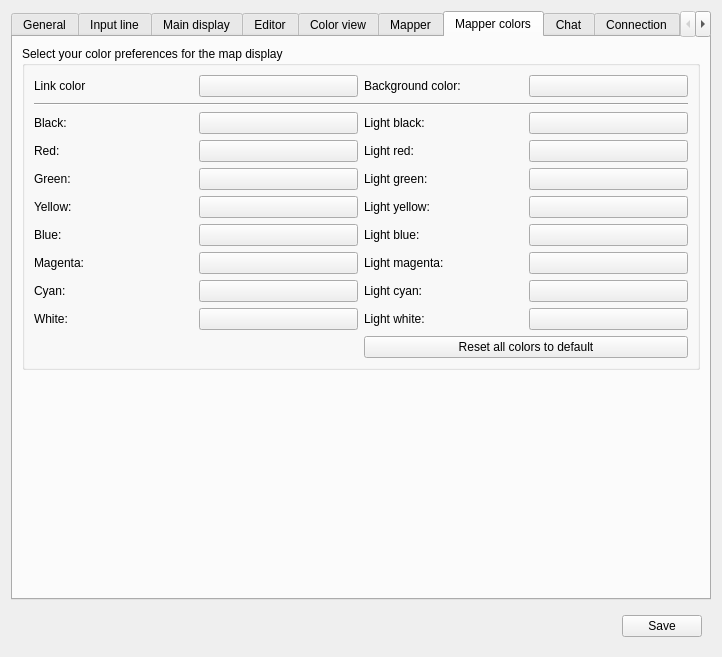
The window that src/ui/profile_preferences.ui (Mudlet/Mudlet) describes before a commit, drawn with Qt 5.
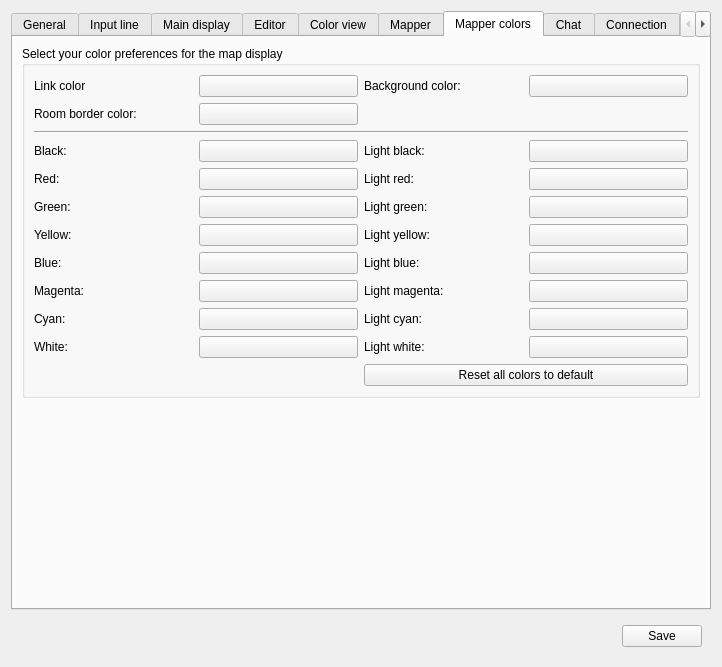
The same window after the commit. The open tabs and pages were chosen to show the change. Icons and pictures are not drawn. Custom widgets are drawn as their Qt base class.

Commit message: add option to draw room borders

```diff
--- a/src/ui/profile_preferences.ui
+++ b/src/ui/profile_preferences.ui
@@ -6,8 +6,8 @@
    <rect>
     <x>0</x>
     <y>0</y>
-    <width>700</width>
-    <height>501</height>
+    <width>718</width>
+    <height>667</height>
    </rect>
   </property>
   <property name="sizePolicy">
@@ -2182,6 +2182,20 @@
           <string>Select your color preferences for the map display</string>
          </property>
          <layout class="QGridLayout" name="gridLayout_groupBox_mapperColors">
+          <item row="5" column="2">
+           <widget class="QLabel" name="label_51">
+            <property name="text">
+             <string>Light green:</string>
+            </property>
+           </widget>
+          </item>
+          <item row="3" column="2">
+           <widget class="QLabel" name="label_49">
+            <property name="text">
+             <string>Light black:</string>
+            </property>
+           </widget>
+          </item>
           <item row="0" column="0">
            <widget class="QLabel" name="label_39">
             <property name="text">
@@ -2189,13 +2203,71 @@
             </property>
            </widget>
           </item>
-          <item row="0" column="1">
-           <widget class="QPushButton" name="pushButton_foreground_color_2">
+          <item row="9" column="1">
+           <widget class="QPushButton" name="pushButton_cyan_2">
             <property name="autoFillBackground">
              <bool>true</bool>
             </property>
-            <property name="styleSheet">
-             <string notr="true"/>
+            <property name="text">
+             <string/>
+            </property>
+           </widget>
+          </item>
+          <item row="10" column="2">
+           <widget class="QLabel" name="label_56">
+            <property name="text">
+             <string>Light white:</string>
+            </property>
+           </widget>
+          </item>
+          <item row="8" column="1">
+           <widget class="QPushButton" name="pushButton_magenta_2">
+            <property name="autoFillBackground">
+             <bool>true</bool>
+            </property>
+            <property name="text">
+             <string/>
+            </property>
+           </widget>
+          </item>
+          <item row="8" column="0">
+           <widget class="QLabel" name="label_45">
+            <property name="text">
+             <string>Magenta:</string>
+            </property>
+           </widget>
+          </item>
+          <item row="8" column="2">
+           <widget class="QLabel" name="label_54">
+            <property name="text">
+             <string>Light magenta:</string>
+            </property>
+           </widget>
+          </item>
+          <item row="3" column="3">
+           <widget class="QPushButton" name="pushButton_Lblack_2">
+            <property name="autoFillBackground">
+             <bool>true</bool>
+            </property>
+            <property name="text">
+             <string/>
+            </property>
+           </widget>
+          </item>
+          <item row="8" column="3">
+           <widget class="QPushButton" name="pushButton_Lmagenta_2">
+            <property name="autoFillBackground">
+             <bool>true</bool>
+            </property>
+            <property name="text">
+             <string/>
+            </property>
+           </widget>
+          </item>
+          <item row="5" column="3">
+           <widget class="QPushButton" name="pushButton_Lgreen_2">
+            <property name="autoFillBackground">
+             <bool>true</bool>
             </property>
             <property name="text">
              <string/>
@@ -2209,6 +2281,26 @@
             </property>
            </widget>
           </item>
+          <item row="6" column="3">
+           <widget class="QPushButton" name="pushButton_Lyellow_2">
+            <property name="autoFillBackground">
+             <bool>true</bool>
+            </property>
+            <property name="text">
+             <string/>
+            </property>
+           </widget>
+          </item>
+          <item row="6" column="1">
+           <widget class="QPushButton" name="pushButton_yellow_2">
+            <property name="autoFillBackground">
+             <bool>true</bool>
+            </property>
+            <property name="text">
+             <string/>
+            </property>
+           </widget>
+          </item>
           <item row="0" column="3">
            <widget class="QPushButton" name="pushButton_background_color_2">
             <property name="autoFillBackground">
@@ -2219,21 +2311,7 @@
             </property>
            </widget>
           </item>
-          <item row="1" column="0" colspan="4">
-           <widget class="Line" name="line_mapperColorsSeparator">
-            <property name="orientation">
-             <enum>Qt::Horizontal</enum>
-            </property>
-           </widget>
-          </item>
-          <item row="2" column="0">
-           <widget class="QLabel" name="label_17">
-            <property name="text">
-             <string>Black:</string>
-            </property>
-           </widget>
-          </item>
-          <item row="2" column="1">
+          <item row="3" column="1">
            <widget class="QPushButton" name="pushButton_black_2">
             <property name="autoFillBackground">
              <bool>true</bool>
@@ -2243,15 +2321,8 @@
             </property>
            </widget>
           </item>
-          <item row="2" column="2">
-           <widget class="QLabel" name="label_49">
-            <property name="text">
-             <string>Light black:</string>
-            </property>
-           </widget>
-          </item>
-          <item row="2" column="3">
-           <widget class="QPushButton" name="pushButton_Lblack_2">
+          <item row="7" column="1">
+           <widget class="QPushButton" name="pushButton_blue_2">
             <property name="autoFillBackground">
              <bool>true</bool>
             </property>
@@ -2260,49 +2331,8 @@
             </property>
            </widget>
           </item>
-          <item row="3" column="0">
-           <widget class="QLabel" name="label_42">
-            <property name="text">
-             <string>Red:</string>
-            </property>
-           </widget>
-          </item>
-          <item row="3" column="1">
-           <widget class="QPushButton" name="pushButton_red_2">
-            <property name="autoFillBackground">
-             <bool>true</bool>
-            </property>
-            <property name="text">
-             <string/>
-            </property>
-           </widget>
-          </item>
-          <item row="3" column="2">
-           <widget class="QLabel" name="label_50">
-            <property name="text">
-             <string>Light red:</string>
-            </property>
-           </widget>
-          </item>
-          <item row="3" column="3">
-           <widget class="QPushButton" name="pushButton_Lred_2">
-            <property name="autoFillBackground">
-             <bool>true</bool>
-            </property>
-            <property name="text">
-             <string/>
-            </property>
-           </widget>
-          </item>
-          <item row="4" column="0">
-           <widget class="QLabel" name="label_43">
-            <property name="text">
-             <string>Green:</string>
-            </property>
-           </widget>
-          </item>
           <item row="4" column="1">
-           <widget class="QPushButton" name="pushButton_green_2">
+           <widget class="QPushButton" name="pushButton_red_2">
             <property name="autoFillBackground">
              <bool>true</bool>
             </property>
@@ -2311,15 +2341,62 @@
             </property>
            </widget>
           </item>
-          <item row="4" column="2">
-           <widget class="QLabel" name="label_51">
+          <item row="10" column="1">
+           <widget class="QPushButton" name="pushButton_white_2">
+            <property name="autoFillBackground">
+             <bool>true</bool>
+            </property>
             <property name="text">
-             <string>Light green:</string>
+             <string/>
+            </property>
+           </widget>
+          </item>
+          <item row="2" column="0" colspan="4">
+           <widget class="Line" name="line_mapperColorsSeparator">
+            <property name="orientation">
+             <enum>Qt::Horizontal</enum>
+            </property>
+           </widget>
+          </item>
+          <item row="10" column="3">
+           <widget class="QPushButton" name="pushButton_Lwhite_2">
+            <property name="autoFillBackground">
+             <bool>true</bool>
+            </property>
+            <property name="text">
+             <string/>
+            </property>
+           </widget>
+          </item>
+          <item row="3" column="0">
+           <widget class="QLabel" name="label_17">
+            <property name="text">
+             <string>Black:</string>
+            </property>
+           </widget>
+          </item>
+          <item row="7" column="3">
+           <widget class="QPushButton" name="pushButton_Lblue_2">
+            <property name="autoFillBackground">
+             <bool>true</bool>
+            </property>
+            <property name="text">
+             <string/>
+            </property>
+           </widget>
+          </item>
+          <item row="9" column="3">
+           <widget class="QPushButton" name="pushButton_Lcyan_2">
+            <property name="autoFillBackground">
+             <bool>true</bool>
+            </property>
+            <property name="text">
+             <string/>
             </property>
            </widget>
           </item>
           <item row="4" column="3">
-           <widget class="QPushButton" name="pushButton_Lgreen_2">
+           <widget class="QPushButton" name="pushButton_Lred_2">
             <property name="autoFillBackground">
              <bool>true</bool>
             </property>
@@ -2328,134 +2405,29 @@
             </property>
            </widget>
           </item>
-          <item row="5" column="0">
-           <widget class="QLabel" name="label_48">
-            <property name="text">
-             <string>Yellow:</string>
-            </property>
-           </widget>
-          </item>
-          <item row="5" column="1">
-           <widget class="QPushButton" name="pushButton_yellow_2">
-            <property name="autoFillBackground">
-             <bool>true</bool>
-            </property>
-            <property name="text">
-             <string/>
-            </property>
-           </widget>
-          </item>
-          <item row="5" column="2">
-           <widget class="QLabel" name="label_52">
-            <property name="text">
-             <string>Light yellow:</string>
-            </property>
-           </widget>
-          </item>
-          <item row="5" column="3">
-           <widget class="QPushButton" name="pushButton_Lyellow_2">
-            <property name="autoFillBackground">
-             <bool>true</bool>
-            </property>
-            <property name="text">
-             <string/>
-            </property>
-           </widget>
-          </item>
-          <item row="6" column="0">
-           <widget class="QLabel" name="label_44">
-            <property name="text">
-             <string>Blue:</string>
-            </property>
-           </widget>
-          </item>
-          <item row="6" column="1">
-           <widget class="QPushButton" name="pushButton_blue_2">
-            <property name="autoFillBackground">
-             <bool>true</bool>
-            </property>
-            <property name="text">
-             <string/>
-            </property>
-           </widget>
-          </item>
-          <item row="6" column="2">
+          <item row="7" column="2">
            <widget class="QLabel" name="label_53">
             <property name="text">
              <string>Light blue:</string>
             </property>
            </widget>
           </item>
-          <item row="6" column="3">
-           <widget class="QPushButton" name="pushButton_Lblue_2">
-            <property name="autoFillBackground">
-             <bool>true</bool>
-            </property>
-            <property name="text">
-             <string/>
-            </property>
-           </widget>
-          </item>
-          <item row="7" column="0">
-           <widget class="QLabel" name="label_45">
-            <property name="text">
-             <string>Magenta:</string>
-            </property>
-           </widget>
-          </item>
-          <item row="7" column="1">
-           <widget class="QPushButton" name="pushButton_magenta_2">
-            <property name="autoFillBackground">
-             <bool>true</bool>
-            </property>
-            <property name="text">
-             <string/>
-            </property>
-           </widget>
-          </item>
-          <item row="7" column="2">
-           <widget class="QLabel" name="label_54">
-            <property name="text">
-             <string>Light magenta:</string>
-            </property>
-           </widget>
-          </item>
-          <item row="7" column="3">
-           <widget class="QPushButton" name="pushButton_Lmagenta_2">
-            <property name="autoFillBackground">
-             <bool>true</bool>
-            </property>
-            <property name="text">
-             <string/>
-            </property>
-           </widget>
-          </item>
-          <item row="8" column="0">
-           <widget class="QLabel" name="label_46">
-            <property name="text">
-             <string>Cyan:</string>
-            </property>
-           </widget>
-          </item>
-          <item row="8" column="1">
-           <widget class="QPushButton" name="pushButton_cyan_2">
-            <property name="autoFillBackground">
-             <bool>true</bool>
-            </property>
-            <property name="text">
-             <string/>
-            </property>
-           </widget>
-          </item>
-          <item row="8" column="2">
+          <item row="9" column="2">
            <widget class="QLabel" name="label_55">
             <property name="text">
              <string>Light cyan:</string>
             </property>
            </widget>
           </item>
-          <item row="8" column="3">
-           <widget class="QPushButton" name="pushButton_Lcyan_2">
+          <item row="4" column="2">
+           <widget class="QLabel" name="label_50">
+            <property name="text">
+             <string>Light red:</string>
+            </property>
+           </widget>
+          </item>
+          <item row="5" column="1">
+           <widget class="QPushButton" name="pushButton_green_2">
             <property name="autoFillBackground">
              <bool>true</bool>
             </property>
@@ -2464,47 +2436,92 @@
             </property>
            </widget>
           </item>
-          <item row="9" column="0">
+          <item row="7" column="0">
+           <widget class="QLabel" name="label_44">
+            <property name="text">
+             <string>Blue:</string>
+            </property>
+           </widget>
+          </item>
+          <item row="10" column="0">
            <widget class="QLabel" name="label_47">
             <property name="text">
              <string>White:</string>
             </property>
            </widget>
           </item>
-          <item row="9" column="1">
-           <widget class="QPushButton" name="pushButton_white_2">
-            <property name="autoFillBackground">
-             <bool>true</bool>
-            </property>
+          <item row="4" column="0">
+           <widget class="QLabel" name="label_42">
             <property name="text">
-             <string/>
+             <string>Red:</string>
             </property>
            </widget>
           </item>
-          <item row="9" column="2">
-           <widget class="QLabel" name="label_56">
-            <property name="text">
-             <string>Light white:</string>
-            </property>
-           </widget>
-          </item>
-          <item row="9" column="3">
-           <widget class="QPushButton" name="pushButton_Lwhite_2">
-            <property name="autoFillBackground">
-             <bool>true</bool>
-            </property>
-            <property name="text">
-             <string/>
-            </property>
-           </widget>
-          </item>
-          <item row="10" column="2" colspan="2">
+          <item row="11" column="2" colspan="2">
            <widget class="QPushButton" name="reset_colors_button_2">
             <property name="text">
              <string>Reset all colors to default</string>
             </property>
            </widget>
           </item>
+          <item row="9" column="0">
+           <widget class="QLabel" name="label_46">
+            <property name="text">
+             <string>Cyan:</string>
+            </property>
+           </widget>
+          </item>
+          <item row="0" column="1">
+           <widget class="QPushButton" name="pushButton_foreground_color_2">
+            <property name="autoFillBackground">
+             <bool>true</bool>
+            </property>
+            <property name="styleSheet">
+             <string notr="true"/>
+            </property>
+            <property name="text">
+             <string/>
+            </property>
+           </widget>
+          </item>
+          <item row="6" column="0">
+           <widget class="QLabel" name="label_48">
+            <property name="text">
+             <string>Yellow:</string>
+            </property>
+           </widget>
+          </item>
+          <item row="5" column="0">
+           <widget class="QLabel" name="label_43">
+            <property name="text">
+             <string>Green:</string>
+            </property>
+           </widget>
+          </item>
+          <item row="6" column="2">
+           <widget class="QLabel" name="label_52">
+            <property name="text">
+             <string>Light yellow:</string>
+            </property>
+           </widget>
+          </item>
+          <item row="1" column="0">
+           <widget class="QLabel" name="label_4">
+            <property name="text">
+             <string>Room border color:</string>
+            </property>
+           </widget>
+          </item>
+          <item row="1" column="1">
+           <widget class="QPushButton" name="pushButton_room_border_color">
+            <property name="autoFillBackground">
+             <bool>true</bool>
+            </property>
+            <property name="text">
+             <string/>
+            </property>
+           </widget>
+          </item>
          </layout>
         </widget>
        </item>
```
Left out of the diff: 74 changed lines with no effect on the pictures. The commit also changes 7 other files.
